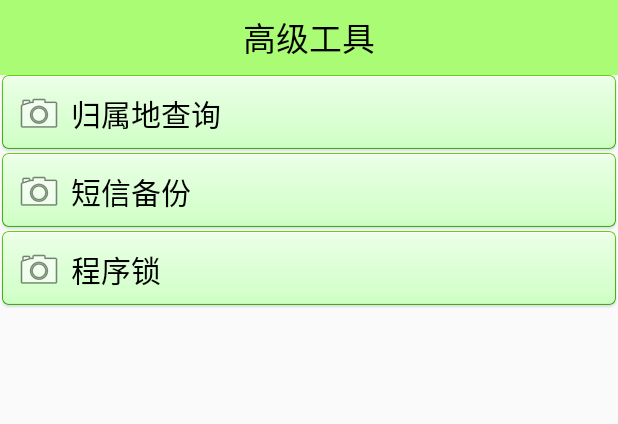
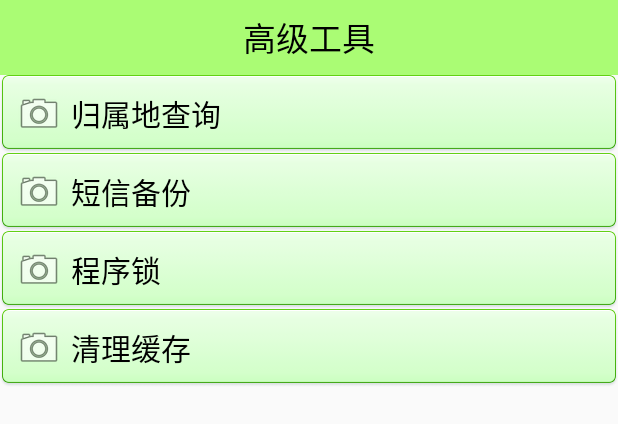
Before and after one commit to PhychoLee/MobileSafe, an Android app: the layout activity_atools.xml on its own in the app's theme, with its tools: preview values and no code run, on a phone screen of 412 x 824 dp. Shown: the top 424 px of the screen. Run offline under Robolectric (Android 15) with nearby library versions, the phone set to English and light mode, and no system bars.

Commit message:
1.添加清理缓存界面

```diff
--- a/app/src/main/AndroidManifest.xml
+++ b/app/src/main/AndroidManifest.xml
@@ -124,7 +124,8 @@
             android:enabled="true"
             android:exported="true" />
 
-        <activity android:name=".activity.EnterPasswordActivity"></activity>
+        <activity android:name=".activity.EnterPasswordActivity" />
+        <activity android:name=".activity.CleanCacheActivity"></activity>
     </application>
 
 </manifest>
--- a/app/src/main/res/layout/activity_atools.xml
+++ b/app/src/main/res/layout/activity_atools.xml
@@ -50,4 +50,18 @@
         android:textColor="@color/black"
         android:textSize="20sp" />
 
+    <TextView
+        android:layout_width="match_parent"
+        android:layout_height="wrap_content"
+        android:background="@drawable/btn_green_light_selector"
+        android:clickable="true"
+        android:drawableLeft="@android:drawable/ic_menu_camera"
+        android:drawablePadding="5dp"
+        android:gravity="center_vertical"
+        android:onClick="cleanCache"
+        android:padding="10dp"
+        android:text="清理缓存"
+        android:textColor="@color/black"
+        android:textSize="20sp" />
+
 </LinearLayout>
```
Also changed, not shown: app/src/main/java/com/llf/mobilesafe/activity/AToolsActivity.java (+9 -0 lines), app/src/main/java/com/llf/mobilesafe/activity/CleanCacheActivity.java (added, +16 -0 lines), app/src/main/res/drawable/btn_clean_selector.xml (added, +10 -0 lines), app/src/main/res/layout/activity_clean_cache.xml (added, +16 -0 lines), app/src/main/res/layout/item_clean_cache.xml (added, +43 -0 lines).
